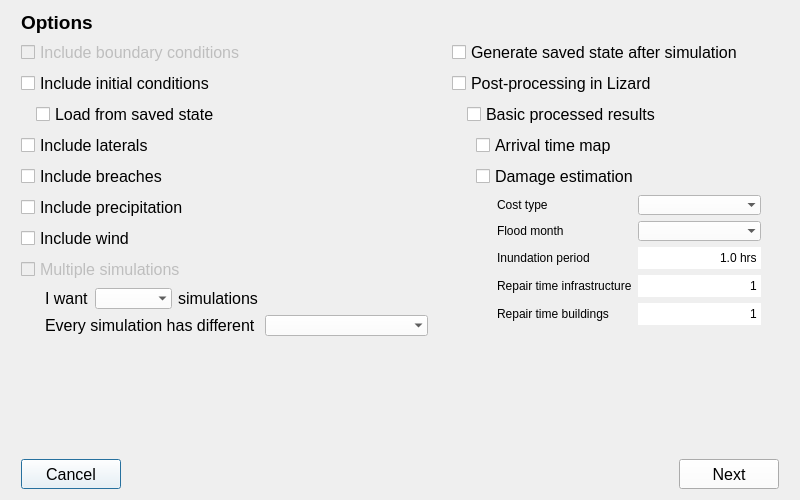
Old version of the form threedi_api_qgis_client/ui/init_dialog.ui in the repository nens/threedi-api-qgis-client.
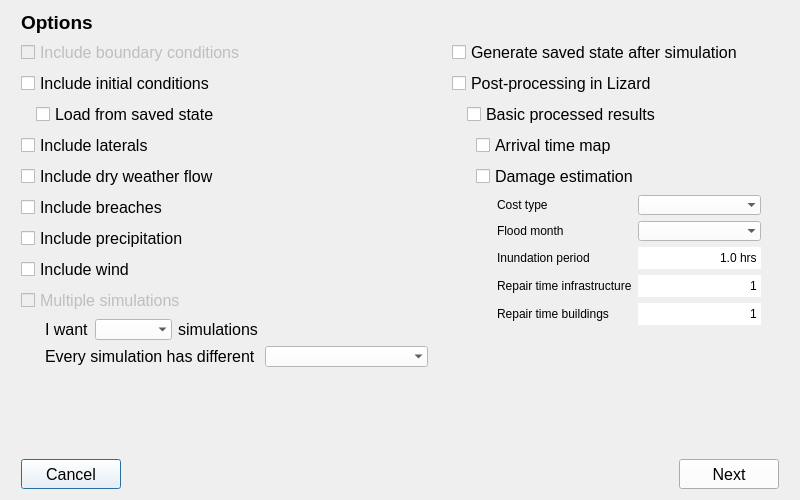
New version of the form.

The edit to the form file:
```diff
--- a/threedi_api_qgis_client/ui/init_dialog.ui
+++ b/threedi_api_qgis_client/ui/init_dialog.ui
@@ -622,6 +622,13 @@
        </property>
       </widget>
      </item>
+     <item>
+      <widget class="QCheckBox" name="cb_dwf">
+       <property name="text">
+        <string>Include dry weather flow</string>
+       </property>
+      </widget>
+     </item>
      <item>
       <widget class="QCheckBox" name="cb_breaches">
        <property name="font">
```
